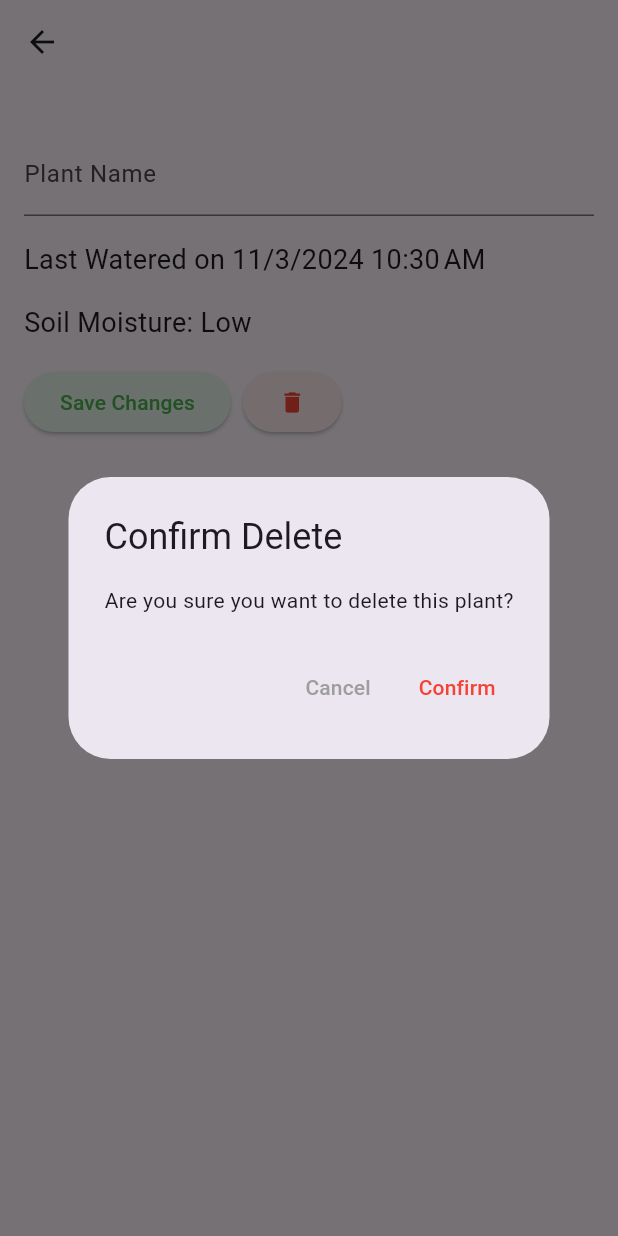
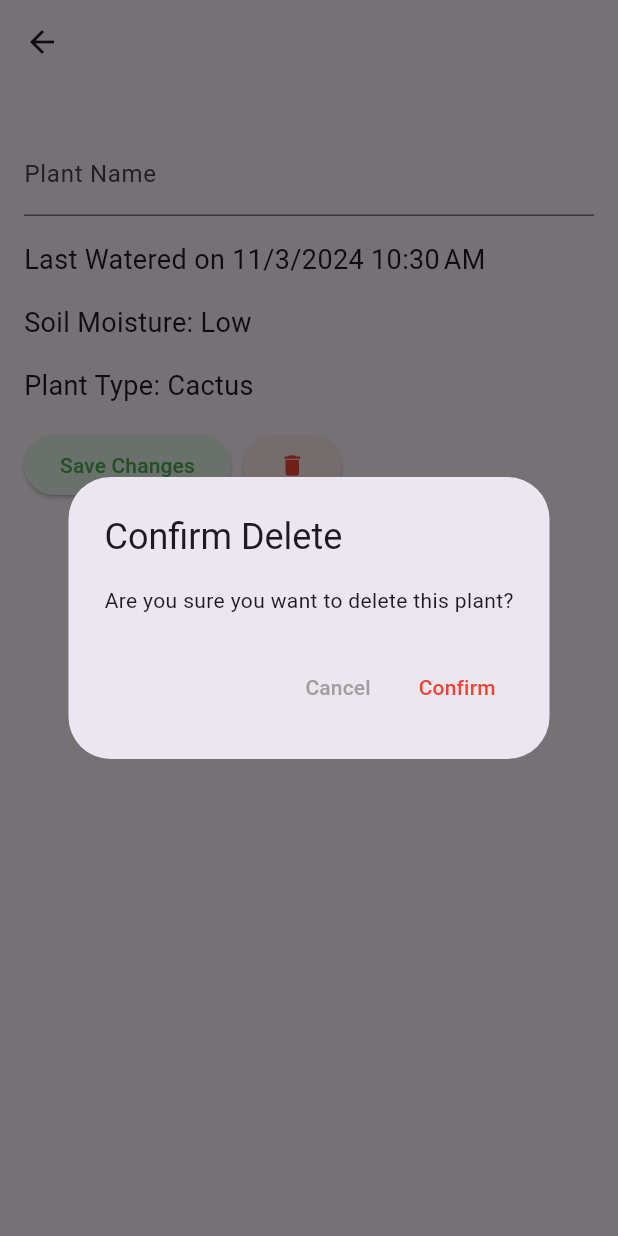
Before and after one commit to sprout-scout-th24/SproutScout, a Flutter app: the PlantDetailPage screen opened directly with empty values, after a tap on the "delete" icon, on a phone screen of 412 x 824 dp. Run offline on Flutter 3.47's test engine with Material 3 defaults, Android fonts, the light colour scheme and no system bars; our stand-ins replace hive, hive_flutter; accounts and stored records are empty; network calls fail.

Commit message:
Add Plant Type to details

```diff
--- a/sproutscout/lib/pages/plant_details.dart
+++ b/sproutscout/lib/pages/plant_details.dart
@@ -12,7 +12,7 @@ class PlantDetailPage extends StatelessWidget {
   final TextEditingController nameController; // Controller for editing name
 
   PlantDetailPage(
-      {required this.plant, required this.index, required this.onDelete})
+      {super.key, required this.plant, required this.index, required this.onDelete})
       : nameController = TextEditingController(text: plant.name);
 
   @override
@@ -28,22 +28,27 @@ class PlantDetailPage extends StatelessWidget {
         child: Column(
           crossAxisAlignment: CrossAxisAlignment.start,
           children: [
-            SizedBox(height: 16),
+            const SizedBox(height: 16),
             TextField(
               controller: nameController,
-              decoration: InputDecoration(labelText: 'Plant Name'),
+              decoration: const InputDecoration(labelText: 'Plant Name'),
             ),
-            SizedBox(height: 16),
+            const SizedBox(height: 16),
             Text(
               'Last Watered on ${dateFormat.format(plant.lastWetTime)}',
-              style: TextStyle(fontSize: 18),
+              style: const TextStyle(fontSize: 18),
             ),
-            SizedBox(height: 16),
+            const SizedBox(height: 16),
             Text(
               'Soil Moisture: ${plant.isMoistureHigh ? "High" : "Low"}',
-              style: TextStyle(fontSize: 18),
+              style: const TextStyle(fontSize: 18),
             ),
-            SizedBox(height: 16),
+            const SizedBox(height: 16),
+            Text(
+              'Plant Type: ${Boxes.getPlantTypes().getAt(plant.plantTypeIndex!)!.name}',
+              style: const TextStyle(fontSize: 18),
+            ),
+            const SizedBox(height: 16),
             Row(
               mainAxisAlignment: MainAxisAlignment
                   .start, // Align buttons to the start of the row
@@ -61,9 +66,9 @@ class PlantDetailPage extends StatelessWidget {
                     backgroundColor: Colors.green[50],
                     foregroundColor: Colors.green,
                   ),
-                  child: Text('Save Changes'),
+                  child: const Text('Save Changes'),
                 ),
-                SizedBox(width: 8), // Space between the buttons
+                const SizedBox(width: 8), // Space between the buttons
                 ElevatedButton(
                   onPressed: () async {
                     // Show a confirmation dialog
@@ -71,8 +76,8 @@ class PlantDetailPage extends StatelessWidget {
                       context: context,
                       builder: (BuildContext context) {
                         return AlertDialog(
-                          title: Text('Confirm Delete'),
-                          content: Text(
+                          title: const Text('Confirm Delete'),
+                          content: const Text(
                               'Are you sure you want to delete this plant?'),
                           actions: [
                             TextButton(
@@ -80,7 +85,7 @@ class PlantDetailPage extends StatelessWidget {
                                 Navigator.of(context)
                                     .pop(false); // Return false when canceled
                               },
-                              child: Text('Cancel',
+                              child: const Text('Cancel',
                               style: TextStyle(color: Colors.grey)),
                             ),
                             TextButton(
@@ -88,7 +93,7 @@ class PlantDetailPage extends StatelessWidget {
                                 Navigator.of(context)
                                     .pop(true); // Return true to confirm delete
                               },
-                              child: Text('Confirm',
+                              child: const Text('Confirm',
                                   style: TextStyle(color: Colors.red)),
                             ),
                           ],
@@ -105,7 +110,7 @@ class PlantDetailPage extends StatelessWidget {
                   },
                   style:
                       ElevatedButton.styleFrom(backgroundColor: Colors.red[50]),
-                  child: Icon(Icons.delete, color: Colors.red),
+                  child: const Icon(Icons.delete, color: Colors.red),
                 ),
               ],
             ),
```
